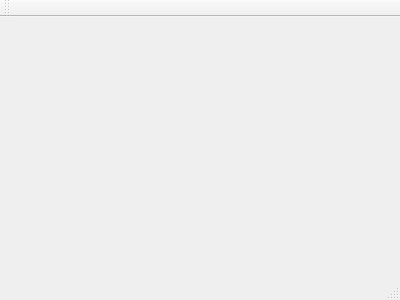
Old version of the form mainwindow.ui in the repository kaczmar55/koneor_v2.
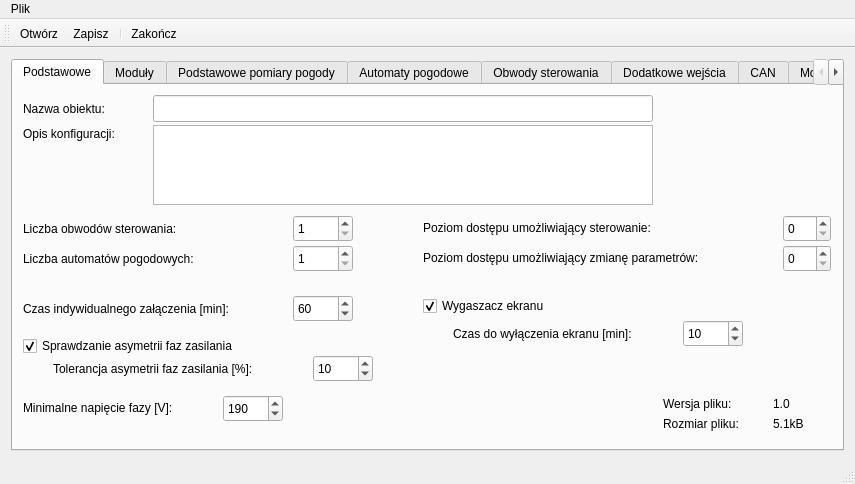
New version of the form.

Commit message: Wczytywanie i zapis pliku, narazie w ramach ustawień podstawowych i modułów. Liczenie CRC16 przy zapisie i odczycie, sprawdzanie nagłówka i rozmiaru pliku oraz danych przy odczycie.

Patch:
```diff
--- a/mainwindow.ui
+++ b/mainwindow.ui
@@ -1,24 +1,721 @@
 <ui version="4.0">
  <class>MainWindow</class>
- <widget class="QMainWindow" name="MainWindow" >
-  <property name="geometry" >
+ <widget class="QMainWindow" name="MainWindow">
+  <property name="geometry">
    <rect>
     <x>0</x>
     <y>0</y>
-    <width>400</width>
-    <height>300</height>
+    <width>855</width>
+    <height>484</height>
    </rect>
   </property>
-  <property name="windowTitle" >
-   <string>MainWindow</string>
+  <property name="sizePolicy">
+   <sizepolicy hsizetype="Fixed" vsizetype="Fixed">
+    <horstretch>0</horstretch>
+    <verstretch>0</verstretch>
+   </sizepolicy>
   </property>
-  <widget class="QMenuBar" name="menuBar" />
-  <widget class="QToolBar" name="mainToolBar" />
-  <widget class="QWidget" name="centralWidget" />
-  <widget class="QStatusBar" name="statusBar" />
+  <property name="windowTitle">
+   <string>kon eor</string>
+  </property>
+  <widget class="QWidget" name="centralWidget">
+   <layout class="QVBoxLayout" name="verticalLayout">
+    <item>
+     <widget class="QTabWidget" name="tabWidget">
+      <property name="currentIndex">
+       <number>0</number>
+      </property>
+      <widget class="QWidget" name="tab">
+       <attribute name="title">
+        <string>Podstawowe</string>
+       </attribute>
+       <widget class="QLabel" name="label">
+        <property name="geometry">
+         <rect>
+          <x>10</x>
+          <y>14</y>
+          <width>111</width>
+          <height>20</height>
+         </rect>
+        </property>
+        <property name="text">
+         <string>Nazwa obiektu:</string>
+        </property>
+       </widget>
+       <widget class="QLineEdit" name="objName">
+        <property name="geometry">
+         <rect>
+          <x>140</x>
+          <y>10</y>
+          <width>500</width>
+          <height>27</height>
+         </rect>
+        </property>
+        <property name="maxLength">
+         <number>63</number>
+        </property>
+       </widget>
+       <widget class="QLabel" name="label_2">
+        <property name="geometry">
+         <rect>
+          <x>10</x>
+          <y>40</y>
+          <width>121</width>
+          <height>17</height>
+         </rect>
+        </property>
+        <property name="text">
+         <string>Opis konfiguracji:</string>
+        </property>
+       </widget>
+       <widget class="QPlainTextEdit" name="objDescription">
+        <property name="geometry">
+         <rect>
+          <x>140</x>
+          <y>40</y>
+          <width>500</width>
+          <height>80</height>
+         </rect>
+        </property>
+       </widget>
+       <widget class="QLabel" name="label_3">
+        <property name="geometry">
+         <rect>
+          <x>10</x>
+          <y>134</y>
+          <width>200</width>
+          <height>20</height>
+         </rect>
+        </property>
+        <property name="text">
+         <string>Liczba obwodów sterowania:</string>
+        </property>
+       </widget>
+       <widget class="QLabel" name="label_4">
+        <property name="geometry">
+         <rect>
+          <x>10</x>
+          <y>164</y>
+          <width>220</width>
+          <height>20</height>
+         </rect>
+        </property>
+        <property name="text">
+         <string>Liczba automatów pogodowych:</string>
+        </property>
+       </widget>
+       <widget class="QSpinBox" name="cirCount">
+        <property name="geometry">
+         <rect>
+          <x>280</x>
+          <y>130</y>
+          <width>60</width>
+          <height>27</height>
+         </rect>
+        </property>
+        <property name="wrapping">
+         <bool>false</bool>
+        </property>
+        <property name="minimum">
+         <number>1</number>
+        </property>
+        <property name="maximum">
+         <number>20</number>
+        </property>
+       </widget>
+       <widget class="QSpinBox" name="weatherAutomCount">
+        <property name="geometry">
+         <rect>
+          <x>280</x>
+          <y>160</y>
+          <width>60</width>
+          <height>27</height>
+         </rect>
+        </property>
+        <property name="wrapping">
+         <bool>false</bool>
+        </property>
+        <property name="minimum">
+         <number>1</number>
+        </property>
+        <property name="maximum">
+         <number>6</number>
+        </property>
+       </widget>
+       <widget class="QLabel" name="label_5">
+        <property name="geometry">
+         <rect>
+          <x>10</x>
+          <y>214</y>
+          <width>260</width>
+          <height>20</height>
+         </rect>
+        </property>
+        <property name="text">
+         <string>Czas indywidualnego załączenia [min]:</string>
+        </property>
+       </widget>
+       <widget class="QSpinBox" name="indOnTime">
+        <property name="geometry">
+         <rect>
+          <x>280</x>
+          <y>210</y>
+          <width>60</width>
+          <height>27</height>
+         </rect>
+        </property>
+        <property name="minimum">
+         <number>1</number>
+        </property>
+        <property name="maximum">
+         <number>240</number>
+        </property>
+        <property name="value">
+         <number>60</number>
+        </property>
+       </widget>
+       <widget class="QCheckBox" name="phaseAssymetryCheck">
+        <property name="geometry">
+         <rect>
+          <x>10</x>
+          <y>250</y>
+          <width>270</width>
+          <height>22</height>
+         </rect>
+        </property>
+        <property name="text">
+         <string>Sprawdzanie asymetrii faz zasilania</string>
+        </property>
+        <property name="checked">
+         <bool>true</bool>
+        </property>
+       </widget>
+       <widget class="QLabel" name="label_6">
+        <property name="geometry">
+         <rect>
+          <x>40</x>
+          <y>274</y>
+          <width>250</width>
+          <height>20</height>
+         </rect>
+        </property>
+        <property name="text">
+         <string>Tolerancja asymetrii faz zasilania [%]:</string>
+        </property>
+       </widget>
+       <widget class="QSpinBox" name="phaseAssymetryTolerance">
+        <property name="geometry">
+         <rect>
+          <x>300</x>
+          <y>270</y>
+          <width>60</width>
+          <height>27</height>
+         </rect>
+        </property>
+        <property name="maximum">
+         <number>100</number>
+        </property>
+        <property name="value">
+         <number>10</number>
+        </property>
+       </widget>
+       <widget class="QLabel" name="label_7">
+        <property name="geometry">
+         <rect>
+          <x>10</x>
+          <y>314</y>
+          <width>200</width>
+          <height>17</height>
+         </rect>
+        </property>
+        <property name="text">
+         <string>Minimalne napięcie fazy [V]:</string>
+        </property>
+       </widget>
+       <widget class="QSpinBox" name="minPhaseVoltage">
+        <property name="geometry">
+         <rect>
+          <x>210</x>
+          <y>310</y>
+          <width>60</width>
+          <height>27</height>
+         </rect>
+        </property>
+        <property name="minimum">
+         <number>100</number>
+        </property>
+        <property name="maximum">
+         <number>230</number>
+        </property>
+        <property name="value">
+         <number>190</number>
+        </property>
+       </widget>
+       <widget class="QLabel" name="label_8">
+        <property name="geometry">
+         <rect>
+          <x>410</x>
+          <y>134</y>
+          <width>290</width>
+          <height>17</height>
+         </rect>
+        </property>
+        <property name="text">
+         <string>Poziom dostępu umożliwiający sterowanie:</string>
+        </property>
+       </widget>
+       <widget class="QSpinBox" name="ctrlUserLevel">
+        <property name="geometry">
+         <rect>
+          <x>770</x>
+          <y>130</y>
+          <width>48</width>
+          <height>27</height>
+         </rect>
+        </property>
+        <property name="maximum">
+         <number>15</number>
+        </property>
+       </widget>
+       <widget class="QLabel" name="label_9">
+        <property name="geometry">
+         <rect>
+          <x>410</x>
+          <y>164</y>
+          <width>350</width>
+          <height>17</height>
+         </rect>
+        </property>
+        <property name="text">
+         <string>Poziom dostępu umożliwiający zmianę parametrów:</string>
+        </property>
+       </widget>
+       <widget class="QSpinBox" name="paramEditUserLevel">
+        <property name="geometry">
+         <rect>
+          <x>770</x>
+          <y>160</y>
+          <width>48</width>
+          <height>27</height>
+         </rect>
+        </property>
+        <property name="maximum">
+         <number>15</number>
+        </property>
+       </widget>
+       <widget class="QCheckBox" name="screenSaverEnable">
+        <property name="geometry">
+         <rect>
+          <x>410</x>
+          <y>210</y>
+          <width>151</width>
+          <height>22</height>
+         </rect>
+        </property>
+        <property name="text">
+         <string>Wygaszacz ekranu</string>
+        </property>
+        <property name="checked">
+         <bool>true</bool>
+        </property>
+       </widget>
+       <widget class="QLabel" name="label_10">
+        <property name="geometry">
+         <rect>
+          <x>440</x>
+          <y>240</y>
+          <width>220</width>
+          <height>17</height>
+         </rect>
+        </property>
+        <property name="text">
+         <string>Czas do wyłączenia ekranu [min]:</string>
+        </property>
+       </widget>
+       <widget class="QSpinBox" name="screenSaverTime">
+        <property name="geometry">
+         <rect>
+          <x>670</x>
+          <y>235</y>
+          <width>60</width>
+          <height>27</height>
+         </rect>
+        </property>
+        <property name="minimum">
+         <number>1</number>
+        </property>
+        <property name="maximum">
+         <number>30</number>
+        </property>
+        <property name="value">
+         <number>10</number>
+        </property>
+       </widget>
+       <widget class="QLabel" name="label_11">
+        <property name="geometry">
+         <rect>
+          <x>650</x>
+          <y>310</y>
+          <width>90</width>
+          <height>17</height>
+         </rect>
+        </property>
+        <property name="text">
+         <string>Wersja pliku:</string>
+        </property>
+       </widget>
+       <widget class="QLabel" name="label_12">
+        <property name="geometry">
+         <rect>
+          <x>650</x>
+          <y>330</y>
+          <width>100</width>
+          <height>17</height>
+         </rect>
+        </property>
+        <property name="text">
+         <string>Rozmiar pliku:</string>
+        </property>
+       </widget>
+       <widget class="QLabel" name="fileVer">
+        <property name="geometry">
+         <rect>
+          <x>760</x>
+          <y>310</y>
+          <width>30</width>
+          <height>17</height>
+         </rect>
+        </property>
+        <property name="text">
+         <string>1.0</string>
+        </property>
+       </widget>
+       <widget class="QLabel" name="fileSize">
+        <property name="geometry">
+         <rect>
+          <x>760</x>
+          <y>330</y>
+          <width>60</width>
+          <height>17</height>
+         </rect>
+        </property>
+        <property name="text">
+         <string>5.1kB</string>
+        </property>
+       </widget>
+      </widget>
+      <widget class="QWidget" name="tab_2">
+       <attribute name="title">
+        <string>Moduły</string>
+       </attribute>
+       <widget class="QLabel" name="label_13">
+        <property name="geometry">
+         <rect>
+          <x>10</x>
+          <y>10</y>
+          <width>80</width>
+          <height>17</height>
+         </rect>
+        </property>
+        <property name="text">
+         <string>Moduły IO:</string>
+        </property>
+       </widget>
+       <widget class="QTableWidget" name="ioModulesTable">
+        <property name="geometry">
+         <rect>
+          <x>10</x>
+          <y>30</y>
+          <width>200</width>
+          <height>281</height>
+         </rect>
+        </property>
+        <property name="verticalScrollBarPolicy">
+         <enum>Qt::ScrollBarAlwaysOn</enum>
+        </property>
+        <property name="horizontalScrollBarPolicy">
+         <enum>Qt::ScrollBarAsNeeded</enum>
+        </property>
+        <property name="rowCount">
+         <number>0</number>
+        </property>
+        <property name="columnCount">
+         <number>2</number>
+        </property>
+        <attribute name="horizontalHeaderDefaultSectionSize">
+         <number>78</number>
+        </attribute>
+        <column>
+         <property name="text">
+          <string>Typ</string>
+         </property>
+        </column>
+        <column>
+         <property name="text">
+          <string>Adres</string>
+         </property>
+        </column>
+       </widget>
+       <widget class="QPushButton" name="addIoModuleBtn">
+        <property name="geometry">
+         <rect>
+          <x>10</x>
+          <y>320</y>
+          <width>99</width>
+          <height>27</height>
+         </rect>
+        </property>
+        <property name="text">
+         <string>Dodaj</string>
+        </property>
+       </widget>
+       <widget class="QPushButton" name="delIoModuleBtn">
+        <property name="geometry">
+         <rect>
+          <x>110</x>
+          <y>320</y>
+          <width>99</width>
+          <height>27</height>
+         </rect>
+        </property>
+        <property name="text">
+         <string>Usuń</string>
+        </property>
+       </widget>
+       <widget class="QLabel" name="label_14">
+        <property name="geometry">
+         <rect>
+          <x>250</x>
+          <y>10</y>
+          <width>100</width>
+          <height>17</height>
+         </rect>
+        </property>
+        <property name="text">
+         <string>Moduły JSN-2</string>
+        </property>
+       </widget>
+       <widget class="QTableWidget" name="jsn2ModulesTable">
+        <property name="geometry">
+         <rect>
+          <x>250</x>
+          <y>30</y>
+          <width>97</width>
+          <height>207</height>
+         </rect>
+        </property>
+        <property name="verticalScrollBarPolicy">
+         <enum>Qt::ScrollBarAlwaysOff</enum>
+        </property>
+        <property name="horizontalScrollBarPolicy">
+         <enum>Qt::ScrollBarAlwaysOff</enum>
+        </property>
+        <property name="rowCount">
+         <number>0</number>
+        </property>
+        <property name="columnCount">
+         <number>1</number>
+        </property>
+        <attribute name="horizontalHeaderDefaultSectionSize">
+         <number>78</number>
+        </attribute>
+        <column>
+         <property name="text">
+          <string>Adres</string>
+         </property>
+        </column>
+       </widget>
+       <widget class="QPushButton" name="addJsn2Btn">
+        <property name="geometry">
+         <rect>
+          <x>250</x>
+          <y>240</y>
+          <width>99</width>
+          <height>27</height>
+         </rect>
+        </property>
+        <property name="text">
+         <string>Dodaj</string>
+        </property>
+       </widget>
+       <widget class="QPushButton" name="delJsn2Btn">
+        <property name="geometry">
+         <rect>
+          <x>250</x>
+          <y>270</y>
+          <width>99</width>
+          <height>27</height>
+         </rect>
+        </property>
+        <property name="text">
+         <string>Usuń</string>
+        </property>
+       </widget>
+       <widget class="QLabel" name="label_15">
+        <property name="geometry">
+         <rect>
+          <x>400</x>
+          <y>10</y>
+          <width>110</width>
+          <height>17</height>
+         </rect>
+        </property>
+        <property name="text">
+         <string>Liczniki energii:</string>
+        </property>
+       </widget>
+       <widget class="QTableWidget" name="energyMetersTab">
+        <property name="geometry">
+         <rect>
+          <x>400</x>
+          <y>30</y>
+          <width>217</width>
+          <height>207</height>
+         </rect>
+        </property>
+        <property name="columnCount">
+         <number>1</number>
+        </property>
+        <attribute name="horizontalHeaderDefaultSectionSize">
+         <number>200</number>
+        </attribute>
+        <column>
+         <property name="text">
+          <string>Nr seryjny</string>
+         </property>
+        </column>
+       </widget>
+       <widget class="QPushButton" name="addMeterBtn">
+        <property name="geometry">
+         <rect>
+          <x>400</x>
+          <y>240</y>
+          <width>99</width>
+          <height>27</height>
+         </rect>
+        </property>
+        <property name="text">
+         <string>Dodaj</string>
+        </property>
+       </widget>
+       <widget class="QPushButton" name="delMeterBtn">
+        <property name="geometry">
+         <rect>
+          <x>400</x>
+          <y>270</y>
+          <width>99</width>
+          <height>27</height>
+         </rect>
+        </property>
+        <property name="text">
+         <string>Usuń</string>
+        </property>
+       </widget>
+      </widget>
+      <widget class="QWidget" name="tab_3">
+       <attribute name="title">
+        <string>Podstawowe pomiary pogody</string>
+       </attribute>
+      </widget>
+      <widget class="QWidget" name="tab_4">
+       <attribute name="title">
+        <string>Automaty pogodowe</string>
+       </attribute>
+      </widget>
+      <widget class="QWidget" name="tab_5">
+       <attribute name="title">
+        <string>Obwody sterowania</string>
+       </attribute>
+      </widget>
+      <widget class="QWidget" name="tab_6">
+       <attribute name="title">
+        <string>Dodatkowe wejścia</string>
+       </attribute>
+      </widget>
+      <widget class="QWidget" name="tab_7">
+       <attribute name="title">
+        <string>CAN</string>
+       </attribute>
+      </widget>
+      <widget class="QWidget" name="tab_8">
+       <attribute name="title">
+        <string>Modbus slave</string>
+       </attribute>
+      </widget>
+      <widget class="QWidget" name="tab_9">
+       <attribute name="title">
+        <string>TGFM</string>
+       </attribute>
+      </widget>
+      <widget class="QWidget" name="tab_10">
+       <attribute name="title">
+        <string>RS232/485</string>
+       </attribute>
+      </widget>
+      <widget class="QWidget" name="tab_11">
+       <attribute name="title">
+        <string>Ethernet</string>
+       </attribute>
+      </widget>
+      <widget class="QWidget" name="tab_12">
+       <attribute name="title">
+        <string>Użytkownicy</string>
+       </attribute>
+      </widget>
+     </widget>
+    </item>
+   </layout>
+  </widget>
+  <widget class="QMenuBar" name="menuBar">
+   <property name="geometry">
+    <rect>
+     <x>0</x>
+     <y>0</y>
+     <width>855</width>
+     <height>25</height>
+    </rect>
+   </property>
+   <widget class="QMenu" name="menuPlik">
+    <property name="title">
+     <string>Plik</string>
+    </property>
+    <addaction name="actionOtw_rz"/>
+    <addaction name="actionZapisz"/>
+    <addaction name="separator"/>
+    <addaction name="actionZako_cz"/>
+   </widget>
+   <addaction name="menuPlik"/>
+  </widget>
+  <widget class="QToolBar" name="mainToolBar">
+   <attribute name="toolBarArea">
+    <enum>TopToolBarArea</enum>
+   </attribute>
+   <attribute name="toolBarBreak">
+    <bool>false</bool>
+   </attribute>
+   <addaction name="actionOtw_rz"/>
+   <addaction name="actionZapisz"/>
+   <addaction name="separator"/>
+   <addaction name="actionZako_cz"/>
+  </widget>
+  <widget class="QStatusBar" name="statusBar"/>
+  <action name="actionOtw_rz">
+   <property name="text">
+    <string>Otwórz</string>
+   </property>
+  </action>
+  <action name="actionZapisz">
+   <property name="text">
+    <string>Zapisz</string>
+   </property>
+  </action>
+  <action name="actionZako_cz">
+   <property name="text">
+    <string>Zakończ</string>
+   </property>
+  </action>
  </widget>
- <layoutDefault spacing="6" margin="11" />
- <pixmapfunction></pixmapfunction>
+ <layoutdefault spacing="6" margin="11"/>
  <resources/>
  <connections/>
 </ui>
```
Left out of the diff: 1 changed line with no effect on the pictures. The commit also changes 9 other files.
